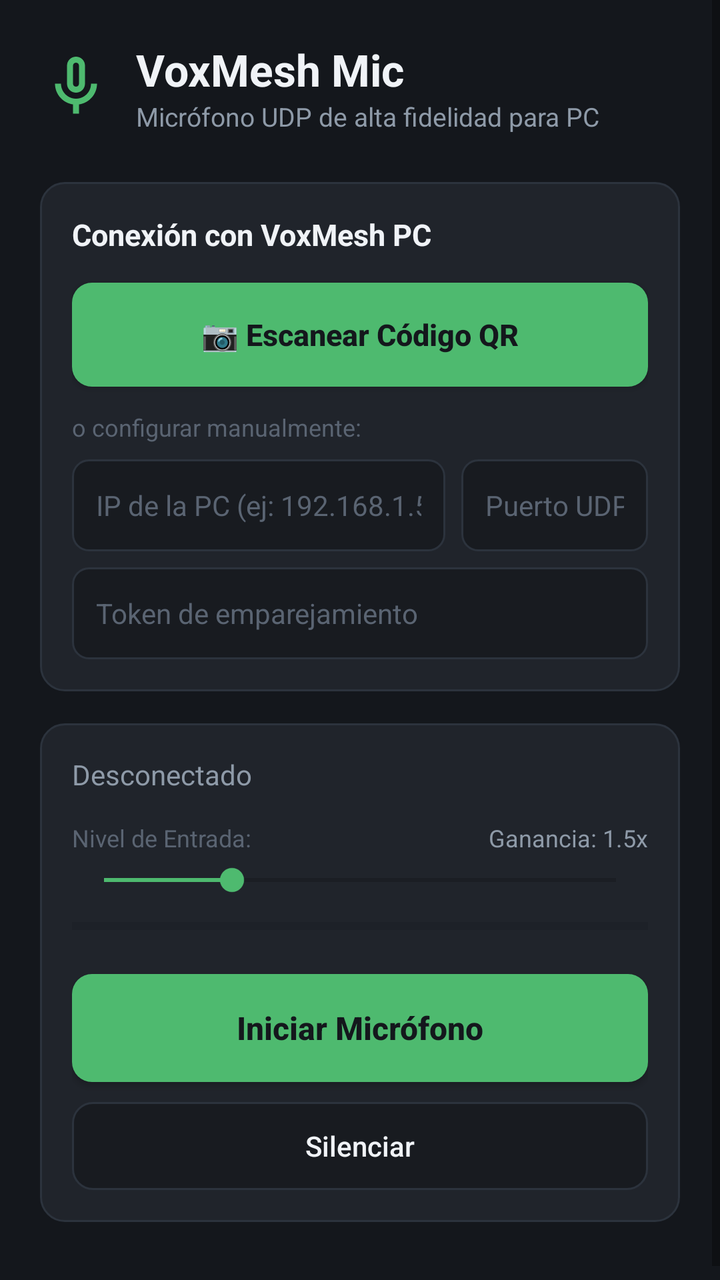
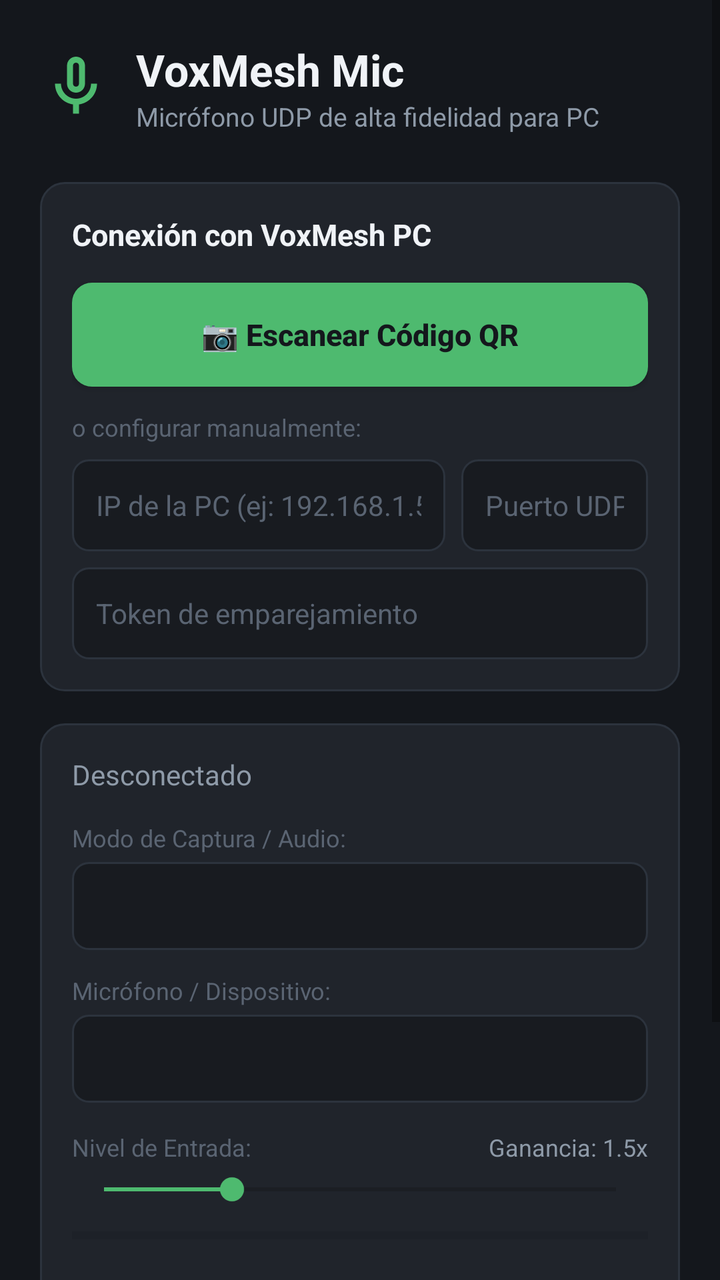

Compare the two renders of this Android layout. The source of the first and the diff that turns it into the second are given below.
<!-- AndroidManifest.xml: application theme Theme.VoxMeshMic -->
<!-- res/layout/activity_main.xml -->
<?xml version="1.0" encoding="utf-8"?>
<ScrollView xmlns:android="http://schemas.android.com/apk/res/android"
    xmlns:app="http://schemas.android.com/apk/res-auto"
    android:layout_width="match_parent"
    android:layout_height="match_parent"
    android:background="@color/bg_main"
    android:fillViewport="true">

    <LinearLayout
        android:layout_width="match_parent"
        android:layout_height="wrap_content"
        android:orientation="vertical"
        android:padding="20dp">

        <LinearLayout
            android:layout_width="match_parent"
            android:layout_height="wrap_content"
            android:orientation="horizontal"
            android:gravity="center_vertical"
            android:layout_marginBottom="24dp">

            <ImageView
                android:layout_width="36dp"
                android:layout_height="36dp"
                android:src="@drawable/ic_mic"
                android:contentDescription="@string/app_name" />

            <LinearLayout
                android:layout_width="0dp"
                android:layout_height="wrap_content"
                android:layout_weight="1"
                android:layout_marginStart="12dp"
                android:orientation="vertical">

                <TextView
                    android:layout_width="wrap_content"
                    android:layout_height="wrap_content"
                    android:text="@string/app_name"
                    android:textColor="@color/text_primary"
                    android:textSize="22sp"
                    android:textStyle="bold" />

                <TextView
                    android:layout_width="wrap_content"
                    android:layout_height="wrap_content"
                    android:text="@string/app_subtitle"
                    android:textColor="@color/text_secondary"
                    android:textSize="13sp" />
            </LinearLayout>
        </LinearLayout>

        <LinearLayout
            android:layout_width="match_parent"
            android:layout_height="wrap_content"
            android:background="@drawable/bg_card"
            android:orientation="vertical"
            android:padding="16dp"
            android:layout_marginBottom="16dp">

            <TextView
                android:layout_width="wrap_content"
                android:layout_height="wrap_content"
                android:text="@string/connection_card_title"
                android:textColor="@color/text_primary"
                android:textSize="15sp"
                android:textStyle="bold"
                android:layout_marginBottom="14dp" />

            <Button
                android:id="@+id/btnScanQr"
                android:layout_width="match_parent"
                android:layout_height="52dp"
                android:background="@drawable/bg_button_green"
                android:text="@string/scan_qr_button"
                android:textAllCaps="false"
                android:textColor="@color/bg_main"
                android:textSize="15sp"
                android:textStyle="bold"
                android:layout_marginBottom="12dp" />

            <TextView
                android:layout_width="wrap_content"
                android:layout_height="wrap_content"
                android:text="@string/or_manual_input"
                android:textColor="@color/text_muted"
                android:textSize="12sp"
                android:layout_marginBottom="8dp" />

            <LinearLayout
                android:layout_width="match_parent"
                android:layout_height="wrap_content"
                android:orientation="horizontal"
                android:layout_marginBottom="8dp">

                <EditText
                    android:id="@+id/etHost"
                    android:layout_width="0dp"
                    android:layout_height="46dp"
                    android:layout_weight="2"
                    android:background="@drawable/bg_edit_text"
                    android:hint="@string/hint_host"
                    android:inputType="textUri"
                    android:paddingHorizontal="12dp"
                    android:textColor="@color/text_primary"
                    android:textColorHint="@color/text_muted"
                    android:textSize="14sp" />

                <EditText
                    android:id="@+id/etPort"
                    android:layout_width="0dp"
                    android:layout_height="46dp"
                    android:layout_weight="1"
                    android:layout_marginStart="8dp"
                    android:background="@drawable/bg_edit_text"
                    android:hint="@string/hint_port"
                    android:inputType="number"
                    android:paddingHorizontal="12dp"
                    android:textColor="@color/text_primary"
                    android:textColorHint="@color/text_muted"
                    android:textSize="14sp" />
            </LinearLayout>

            <EditText
                android:id="@+id/etToken"
                android:layout_width="match_parent"
                android:layout_height="46dp"
                android:background="@drawable/bg_edit_text"
                android:hint="@string/hint_token"
                android:inputType="textNoSuggestions"
                android:paddingHorizontal="12dp"
                android:textColor="@color/text_primary"
                android:textColorHint="@color/text_muted"
                android:textSize="14sp" />
        </LinearLayout>

        <LinearLayout
            android:layout_width="match_parent"
            android:layout_height="wrap_content"
            android:background="@drawable/bg_card"
            android:orientation="vertical"
            android:padding="16dp"
            android:layout_marginBottom="16dp">

            <TextView
                android:id="@+id/tvStatus"
                android:layout_width="match_parent"
                android:layout_height="wrap_content"
                android:text="@string/status_disconnected"
                android:textColor="@color/text_secondary"
                android:textSize="14sp"
                android:layout_marginBottom="14dp" />

            <LinearLayout
                android:layout_width="match_parent"
                android:layout_height="wrap_content"
                android:orientation="horizontal"
                android:gravity="center_vertical"
                android:layout_marginBottom="4dp">

                <TextView
                    android:layout_width="0dp"
                    android:layout_height="wrap_content"
                    android:layout_weight="1"
                    android:text="Nivel de Entrada:"
                    android:textColor="@color/text_muted"
                    android:textSize="12sp" />

                <TextView
                    android:id="@+id/tvGain"
                    android:layout_width="wrap_content"
                    android:layout_height="wrap_content"
                    android:text="Ganancia: 1.5x"
                    android:textColor="@color/text_secondary"
                    android:textSize="12sp" />
            </LinearLayout>

            <SeekBar
                android:id="@+id/seekBarGain"
                android:layout_width="match_parent"
                android:layout_height="wrap_content"
                android:max="4"
                android:progress="1"
                android:progressTint="@color/accent_green"
                android:thumbTint="@color/accent_green"
                android:layout_marginBottom="8dp" />

            <ProgressBar
                android:id="@+id/progressBarAudio"
                style="?android:attr/progressBarStyleHorizontal"
                android:layout_width="match_parent"
                android:layout_height="12dp"
                android:max="100"
                android:progress="0"
                android:progressTint="@color/accent_green"
                android:progressBackgroundTint="@color/vu_background"
                android:layout_marginBottom="18dp" />

            <Button
                android:id="@+id/btnToggleStream"
                android:layout_width="match_parent"
                android:layout_height="54dp"
                android:background="@drawable/bg_button_green"
                android:text="@string/start_streaming"
                android:textAllCaps="false"
                android:textColor="@color/bg_main"
                android:textSize="16sp"
                android:textStyle="bold"
                android:layout_marginBottom="10dp" />

            <Button
                android:id="@+id/btnMute"
                android:layout_width="match_parent"
                android:layout_height="44dp"
                android:background="@drawable/bg_card_dark"
                android:text="@string/mute"
                android:textAllCaps="false"
                android:textColor="@color/text_primary"
                android:textSize="14sp"
                android:enabled="false" />
        </LinearLayout>

    </LinearLayout>
</ScrollView>
<!-- resources referenced by this layout -->
<resources>
  <color name="accent_green">#4EBA6F</color>
  <color name="bg_main">#14171C</color>
  <color name="text_muted">#5A6472</color>
  <color name="text_primary">#F0F3F7</color>
  <color name="text_secondary">#8E9AA8</color>
  <color name="vu_background">#161A20</color>
  <!-- drawable bg_button_green (drawable) -->
  <?xml version="1.0" encoding="utf-8"?>
  <ripple xmlns:android="http://schemas.android.com/apk/res/android"
      android:color="@color/accent_green_hover">
      <item>
          <shape android:shape="rectangle">
              <solid android:color="@color/accent_green" />
              <corners android:radius="10dp" />
          </shape>
      </item>
  </ripple>
  <!-- drawable bg_card (drawable) -->
  <?xml version="1.0" encoding="utf-8"?>
  <shape xmlns:android="http://schemas.android.com/apk/res/android"
      android:shape="rectangle">
      <solid android:color="@color/bg_card" />
      <corners android:radius="12dp" />
      <stroke
          android:width="1dp"
          android:color="@color/card_border" />
  </shape>
  <!-- drawable bg_card_dark (drawable) -->
  <?xml version="1.0" encoding="utf-8"?>
  <ripple xmlns:android="http://schemas.android.com/apk/res/android"
      android:color="@color/card_border">
      <item>
          <shape android:shape="rectangle">
              <solid android:color="@color/bg_card_dark" />
              <corners android:radius="10dp" />
              <stroke
                  android:width="1dp"
                  android:color="@color/card_border" />
          </shape>
      </item>
  </ripple>
  <!-- drawable bg_edit_text (drawable) -->
  <?xml version="1.0" encoding="utf-8"?>
  <shape xmlns:android="http://schemas.android.com/apk/res/android"
      android:shape="rectangle">
      <solid android:color="@color/bg_card_dark" />
      <corners android:radius="8dp" />
      <stroke
          android:width="1dp"
          android:color="@color/card_border" />
  </shape>
  <!-- drawable ic_mic (drawable) -->
  <vector xmlns:android="http://schemas.android.com/apk/res/android"
      android:width="24dp"
      android:height="24dp"
      android:viewportWidth="24"
      android:viewportHeight="24">
    <path
        android:fillColor="@color/accent_green"
        android:pathData="M12,14c1.66,0 3,-1.34 3,-3V5c0,-1.66 -1.34,-3 -3,-3S9,3.34 9,5v6c0,1.66 1.34,3 3,3zm-1,-9c0,-0.55 0.45,-1 1,-1s1,0.45 1,1v6c0,0.55 -0.45,1 -1,1s-1,-0.45 -1,-1V5zm6,6c0,2.76 -2.24,5 -5,5s-5,-2.24 -5,-5H5c0,3.53 2.61,6.43 6,6.92V21h2v-3.08c3.39,-0.49 6,-3.39 6,-6.92h-2z"/>
  </vector>
  <string name="app_name">VoxMesh Mic</string>
  <string name="app_subtitle">Micrófono UDP de alta fidelidad para PC</string>
  <string name="connection_card_title">Conexión con VoxMesh PC</string>
  <string name="hint_host">IP de la PC (ej: 192.168.1.50)</string>
  <string name="hint_port">Puerto UDP (ej: 47831)</string>
  <string name="hint_token">Token de emparejamiento</string>
  <string name="mute">Silenciar</string>
  <string name="or_manual_input">o configurar manualmente:</string>
  <string name="scan_qr_button">📷 Escanear Código QR</string>
  <string name="start_streaming">Iniciar Micrófono</string>
  <string name="status_disconnected">Desconectado</string>
  <style name="Theme.VoxMeshMic" parent="Theme.MaterialComponents.DayNight.NoActionBar">
          <item name="colorPrimary">@color/accent_green</item>
          <item name="colorPrimaryVariant">@color/accent_green_hover</item>
          <item name="colorOnPrimary">@color/bg_main</item>
          <item name="colorSecondary">@color/accent_blue</item>
          <item name="colorSecondaryVariant">@color/accent_blue</item>
          <item name="colorOnSecondary">@color/text_primary</item>
          <item name="android:statusBarColor">@color/bg_main</item>
          <item name="android:windowBackground">@color/bg_main</item>
      </style>
  <color name="accent_green_hover">#3DA05D</color>
  <color name="bg_card">#20242B</color>
  <color name="card_border">#2C333D</color>
  <color name="bg_card_dark">#181B20</color>
  <color name="accent_blue">#3D88E0</color>
</resources>

<!-- the commit's change to res/layout/activity_main.xml (unified diff, before → after) -->
@@ -150,6 +150,36 @@
                 android:textSize="14sp"
                 android:layout_marginBottom="14dp" />
 
+            <TextView
+                android:layout_width="wrap_content"
+                android:layout_height="wrap_content"
+                android:text="Modo de Captura / Audio:"
+                android:textColor="@color/text_muted"
+                android:textSize="12sp"
+                android:layout_marginBottom="4dp" />
+
+            <Spinner
+                android:id="@+id/spAudioSource"
+                android:layout_width="match_parent"
+                android:layout_height="44dp"
+                android:background="@drawable/bg_edit_text"
+                android:layout_marginBottom="12dp" />
+
+            <TextView
+                android:layout_width="wrap_content"
+                android:layout_height="wrap_content"
+                android:text="Micrófono / Dispositivo:"
+                android:textColor="@color/text_muted"
+                android:textSize="12sp"
+                android:layout_marginBottom="4dp" />
+
+            <Spinner
+                android:id="@+id/spAudioDevice"
+                android:layout_width="match_parent"
+                android:layout_height="44dp"
+                android:background="@drawable/bg_edit_text"
+                android:layout_marginBottom="14dp" />
+
             <LinearLayout
                 android:layout_width="match_parent"
                 android:layout_height="wrap_content"
